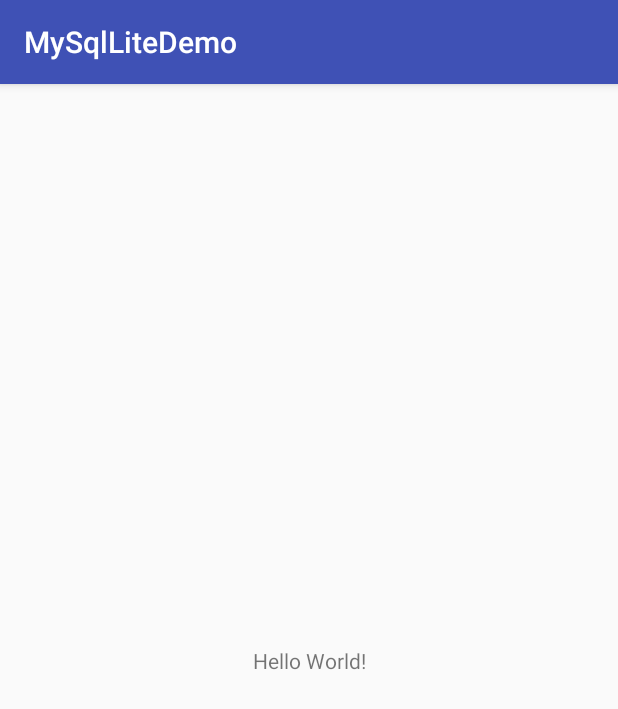
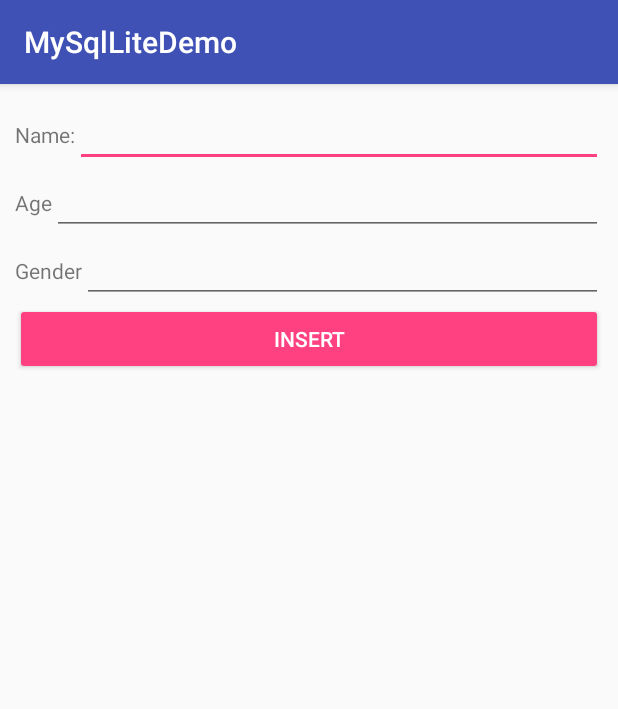
Before and after one commit to codermahadi/MySqlLiteDemo, an Android app: the screen it shows after launch (MainActivity), on a phone screen of 412 x 824 dp. Shown: the top 709 px of the screen. Run offline under Robolectric (Android 15) with nearby library versions, the phone set to English and light mode, and no system bars.

Commit message:
Upgrate DB and design form

```diff
--- a/app/src/main/java/com/example/mahadi/mysqllitedemo/MainActivity.java
+++ b/app/src/main/java/com/example/mahadi/mysqllitedemo/MainActivity.java
@@ -1,13 +1,44 @@
 package com.example.mahadi.mysqllitedemo;
 
+import android.database.sqlite.SQLiteDatabase;
 import android.support.v7.app.AppCompatActivity;
 import android.os.Bundle;
+import android.view.View;
+import android.widget.Button;
+import android.widget.EditText;
 
-public class MainActivity extends AppCompatActivity {
+public class MainActivity extends AppCompatActivity implements View.OnClickListener{
+
+    MyDBHelper myDBHelper;
+
+    private EditText name,age,gender;
+    private Button insert;
 
     @Override
     protected void onCreate(Bundle savedInstanceState) {
         super.onCreate(savedInstanceState);
         setContentView(R.layout.activity_main);
+
+        myDBHelper = new MyDBHelper(this);
+
+        SQLiteDatabase database = myDBHelper.getWritableDatabase();
+
+
+        name = (EditText) findViewById(R.id.name);
+        age = (EditText) findViewById(R.id.age);
+        gender = (EditText) findViewById(R.id.gdr);
+
+        insert = (Button) findViewById(R.id.insert);
+
+
+    }
+
+    @Override
+    public void onClick(View view) {
+
+        String empName = name.getText().toString();
+        String empAge = age.getText().toString();
+        String empGender = gender.getText().toString();
+
     }
 }
--- a/app/src/main/java/com/example/mahadi/mysqllitedemo/MyDBHelper.java
+++ b/app/src/main/java/com/example/mahadi/mysqllitedemo/MyDBHelper.java
@@ -16,8 +16,10 @@ public class MyDBHelper extends SQLiteOpenHelper {
     private static final String EMP_ID = "_id";
     private static final String EMP_NAME = "name";
     private static final String EMP_AGE = "age";
-    private static final int  DB_VERSION = 1;
-    private static final String CREATE_TABLE = "CREATE TABLE "+TABLE_NAME+"("+EMP_ID+" INTEGER PRIMARY KEY AUTOINCREMENT, "+EMP_NAME+" VARCHAR(255), "+EMP_AGE+" INTEGER);";
+    private static final String GENDER = "gender";
+    private static final int DB_VERSION = 4;
+    private static final String CREATE_TABLE = "CREATE TABLE " + TABLE_NAME + "(" + EMP_ID + " INTEGER PRIMARY KEY AUTOINCREMENT, " + EMP_NAME + " VARCHAR(255), " + EMP_AGE + " INTEGER, " + GENDER + " VARCHAR(25));";
+    private static final String DROP_TABLE = "DROP TABLE IF EXISTS " + TABLE_NAME;
 
     private Context context;
 
@@ -30,11 +32,11 @@ public class MyDBHelper extends SQLiteOpenHelper {
     public void onCreate(SQLiteDatabase sqLiteDatabase) {
 
         try {
-             sqLiteDatabase.execSQL(CREATE_TABLE);
-            Toast.makeText(context," OnCreate is Called " ,Toast.LENGTH_LONG).show();
+            sqLiteDatabase.execSQL(CREATE_TABLE);
+            Toast.makeText(context, " OnCreate is Called ", Toast.LENGTH_LONG).show();
 
-        }catch (Exception e){
-            Toast.makeText(context," Exception "+e ,Toast.LENGTH_LONG).show();
+        } catch (Exception e) {
+            Toast.makeText(context, " Exception " + e, Toast.LENGTH_LONG).show();
         }
 
 
@@ -43,5 +45,16 @@ public class MyDBHelper extends SQLiteOpenHelper {
     @Override
     public void onUpgrade(SQLiteDatabase sqLiteDatabase, int i, int i1) {
 
+
+        try {
+            sqLiteDatabase.execSQL(DROP_TABLE);
+            onCreate(sqLiteDatabase);
+            Toast.makeText(context, " onUpgrade is Called ", Toast.LENGTH_LONG).show();
+
+        } catch (Exception e) {
+            Toast.makeText(context, " Exception " + e, Toast.LENGTH_LONG).show();
+
+        }
+
     }
 }
--- a/app/src/main/res/layout/activity_main.xml
+++ b/app/src/main/res/layout/activity_main.xml
@@ -1,18 +1,69 @@
 <?xml version="1.0" encoding="utf-8"?>
-<android.support.constraint.ConstraintLayout xmlns:android="http://schemas.android.com/apk/res/android"
+<LinearLayout xmlns:android="http://schemas.android.com/apk/res/android"
     xmlns:app="http://schemas.android.com/apk/res-auto"
     xmlns:tools="http://schemas.android.com/tools"
     android:layout_width="match_parent"
     android:layout_height="match_parent"
+    android:orientation="vertical"
+    android:padding="10dp"
     tools:context="com.example.mahadi.mysqllitedemo.MainActivity">
 
-    <TextView
-        android:layout_width="wrap_content"
+
+
+    <LinearLayout
+        android:layout_width="match_parent"
         android:layout_height="wrap_content"
-        android:text="Hello World!"
-        app:layout_constraintBottom_toBottomOf="parent"
-        app:layout_constraintLeft_toLeftOf="parent"
-        app:layout_constraintRight_toRightOf="parent"
-        app:layout_constraintTop_toTopOf="parent" />
+        android:orientation="horizontal">
 
-</android.support.constraint.ConstraintLayout>
+        <TextView
+            android:layout_width="wrap_content"
+            android:layout_height="wrap_content"
+            android:text="@string/name"/>
+
+        <EditText
+            android:layout_width="match_parent"
+            android:layout_height="wrap_content"
+            android:id="@+id/name"/>
+    </LinearLayout>
+
+      <LinearLayout
+        android:layout_width="match_parent"
+        android:layout_height="wrap_content"
+        android:orientation="horizontal">
+
+        <TextView
+            android:layout_width="wrap_content"
+            android:layout_height="wrap_content"
+            android:text="@string/age"/>
+
+        <EditText
+            android:layout_width="match_parent"
+            android:layout_height="wrap_content"
+            android:id="@+id/age"/>
+    </LinearLayout>
+
+      <LinearLayout
+        android:layout_width="match_parent"
+        android:layout_height="wrap_content"
+        android:orientation="horizontal">
+
+        <TextView
+            android:layout_width="wrap_content"
+            android:layout_height="wrap_content"
+            android:text="@string/gender"/>
+
+        <EditText
+            android:layout_width="match_parent"
+            android:layout_height="wrap_content"
+            android:id="@+id/gdr"/>
+    </LinearLayout>
+
+
+    <Button
+        android:layout_width="match_parent"
+        android:layout_height="wrap_content"
+        android:text="@string/insert"
+        android:id="@+id/insert"
+        style="@style/Widget.AppCompat.Button.Colored"/>
+
+</LinearLayout>
--- a/app/src/main/res/values/strings.xml
+++ b/app/src/main/res/values/strings.xml
@@ -1,3 +1,7 @@
 <resources>
     <string name="app_name">MySqlLiteDemo</string>
+    <string name="name">Name:</string>
+    <string name="age">Age</string>
+    <string name="gender">Gender</string>
+    <string name="insert">Insert</string>
 </resources>
```
